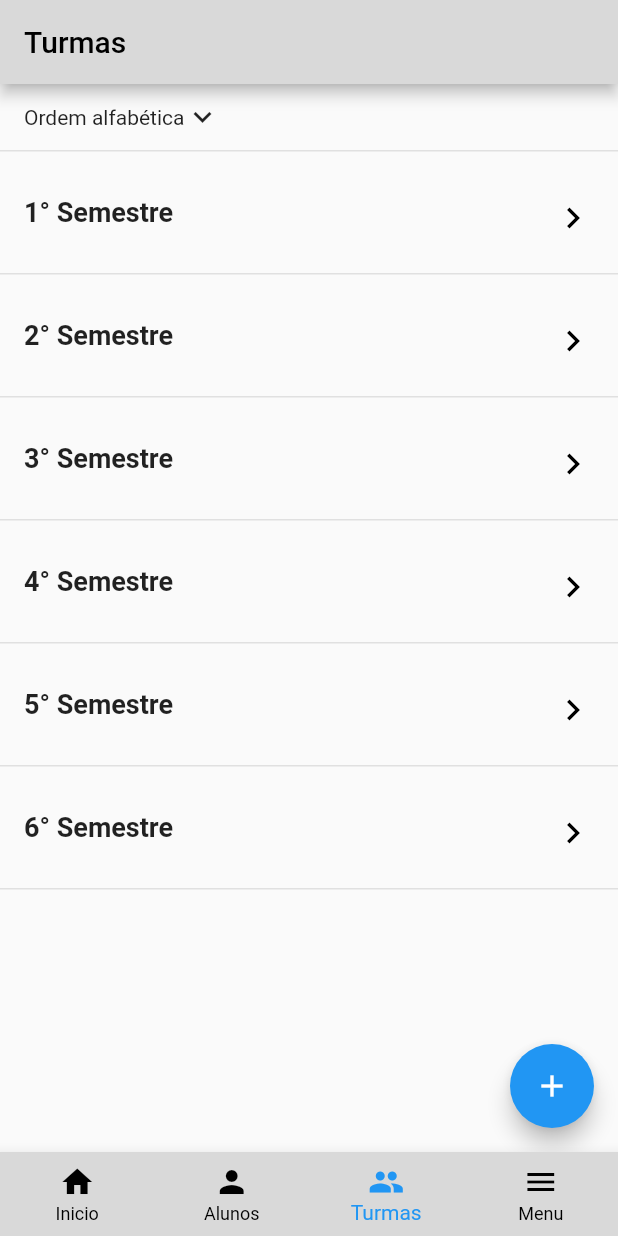
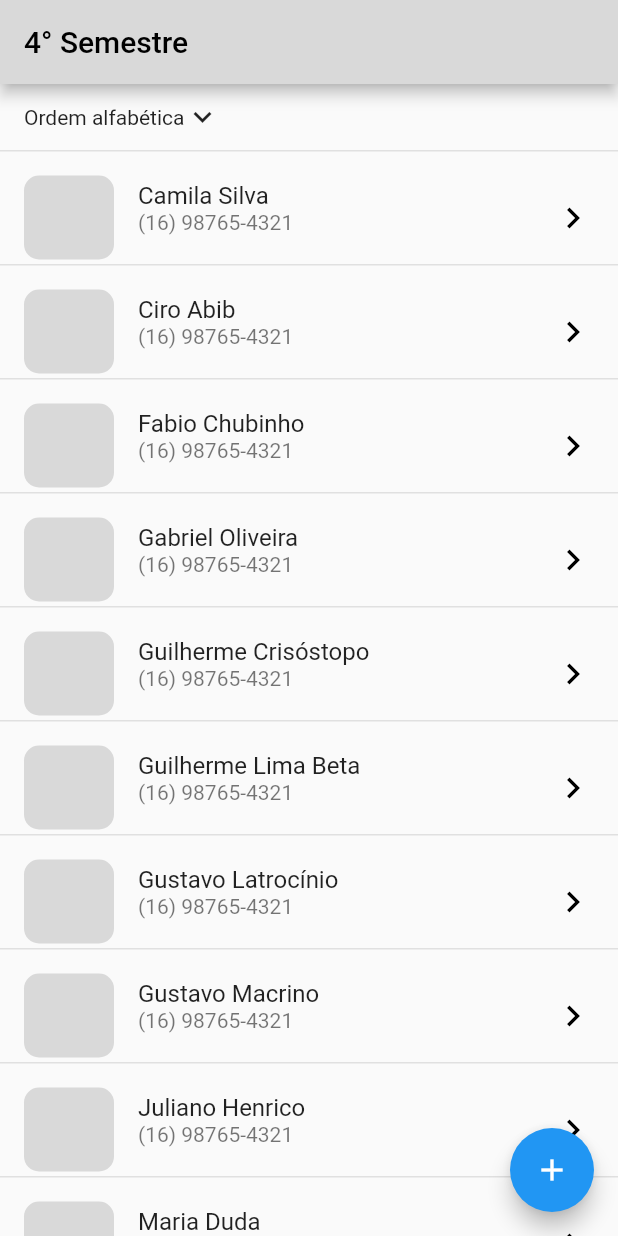
Before and after one commit to WallisonRP/ppdm-fatecrp, a Flutter app: the screen it shows after launch, on a phone screen of 412 x 824 dp. Run offline on Flutter 3.47's test engine with Material 2 defaults, Android fonts, the light colour scheme and no system bars.

Commit message:
created turma

```diff
--- a/ppdm_fatecrp/lib/main.dart
+++ b/ppdm_fatecrp/lib/main.dart
@@ -2,10 +2,11 @@ import 'package:flutter/material.dart';
 import 'package:ppdm_fatecrp/view/tela_cadastro.dart';
 import 'package:ppdm_fatecrp/view/tela_de_login.dart';
 import 'package:ppdm_fatecrp/view/menu_tela_inicial.dart';
+import 'package:ppdm_fatecrp/view/turma.dart';
 
 void main() {
   runApp(MaterialApp(
-    home: MenuTelaInicial(),
+    home: Turma(),
     debugShowCheckedModeBanner: false,
   ));
 }
--- /dev/null
+++ b/ppdm_fatecrp/lib/view/turma.dart
@@ -0,0 +1,100 @@
+import 'package:flutter/material.dart';
+
+class Turma extends StatefulWidget {
+  const Turma({super.key});
+
+  @override
+  State<Turma> createState() => _TurmaState();
+}
+
+class _TurmaState extends State<Turma> {
+  List lista = [
+    'Camila Silva',
+    'Ciro Abib',
+    'Fabio Chubinho',
+    'Gabriel Oliveira',
+    'Guilherme Crisóstopo',
+    'Guilherme Lima Beta',
+    'Gustavo Latrocínio',
+    'Gustavo Macrino',
+    'Juliano Henrico',
+    'Maria Duda',
+    'Pedro Brilhadori',
+    'Raul Benado',
+    'Wallison Pereira'
+  ];
+
+  @override
+  Widget build(BuildContext context) {
+    return Scaffold(
+      appBar: AppBar(
+        backgroundColor: Color(0xffD9D9D9),
+        title: Text(
+          '4° Semestre',
+          style: TextStyle(color: Colors.black),
+        ),
+      ),
+      body: Column(
+        children: [
+          Container(
+            padding: EdgeInsets.fromLTRB(16, 10, 0, 10),
+            decoration: BoxDecoration(
+              border: Border(
+                bottom: BorderSide(
+                    width: 1.0, color: Color.fromARGB(255, 224, 224, 224)),
+              ),
+            ),
+            child: Row(
+              children: [
+                Text("Ordem alfabética"),
+                Icon(Icons.keyboard_arrow_down)
+              ],
+            ),
+          ),
+          Expanded(
+            child: ListView.builder(
+              itemCount: lista.length,
+              itemBuilder: (context, index) {
+                return Container(
+                  child: ListTile(
+                    minVerticalPadding: 20,
+                    title: Text(lista[index]),
+                    subtitle: Text('(16) 98765-4321'),
+                    leading: Container(
+                      decoration: BoxDecoration(
+                          borderRadius: BorderRadius.circular(10),
+                          color: Color(0xffD9D9D9)),
+                      width: 60,
+                      height: 70,
+                    ),
+                    trailing: Column(
+                      mainAxisAlignment: MainAxisAlignment.center,
+                      children: [
+                        Icon(
+                          Icons.keyboard_arrow_right,
+                          color: Colors.black,
+                          size: 28,
+                        )
+                      ],
+                    ),
+                  ),
+                  decoration: BoxDecoration(
+                    border: Border(
+                      bottom: BorderSide(
+                          width: 1.0,
+                          color: Color.fromARGB(255, 224, 224, 224)),
+                    ),
+                  ),
+                );
+              },
+            ),
+          )
+        ],
+      ),
+      floatingActionButton: FloatingActionButton(
+        child: Icon(Icons.add),
+        onPressed: () {},
+      ),
+    );
+  }
+}
```
